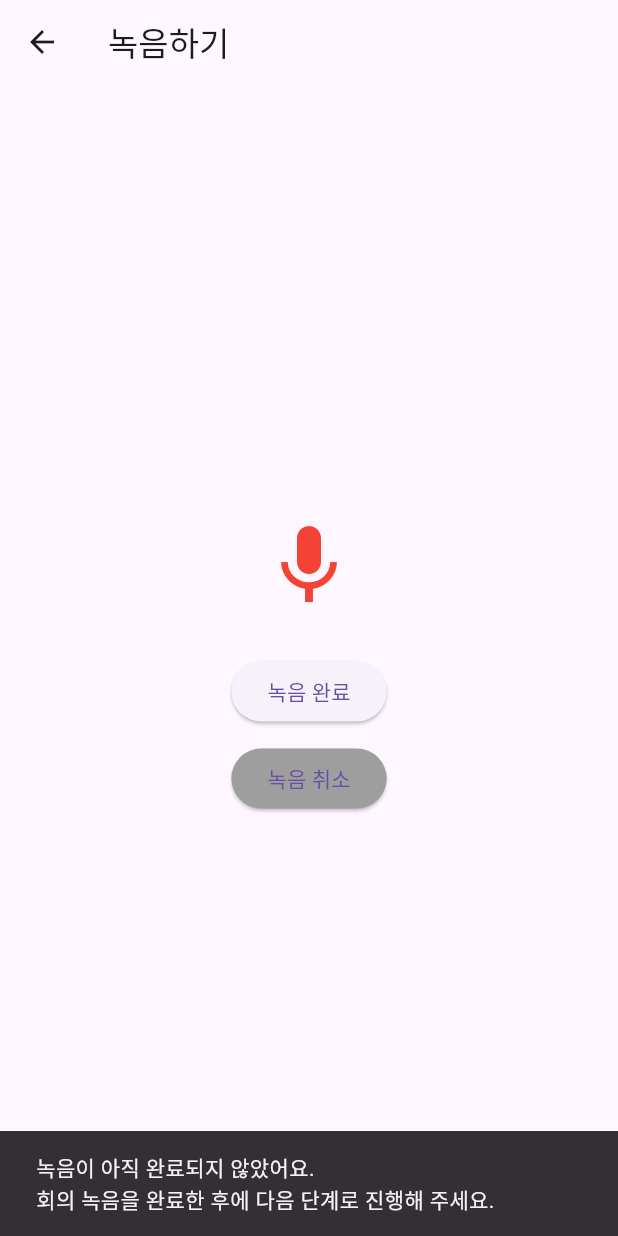
After one commit to highfiveAI/flowy_flutter, a Flutter app: the RecordingScreen screen opened directly, after a tap on the "mic" icon, after a tap on "녹음 완료", on a phone screen of 412 x 824 dp. The commit adds this screen. Run offline on Flutter 3.47's test engine with Material 3 defaults, Android fonts, the phone set to English and light mode, and no system bars; our stand-ins replace permission_handler; missing offline and left inert: file_selector, flutter_sound; statements that could not run were skipped.

Commit message:
DESGIN: 빈값일경우 경고창 생성

```diff
--- /dev/null
+++ b/lib/screens/recording_screen.dart
@@ -0,0 +1,168 @@
+import 'package:file_selector/file_selector.dart';
+import 'package:flutter/material.dart';
+import 'package:flutter_sound/flutter_sound.dart';
+import 'package:path_provider/path_provider.dart';
+import 'dart:io';
+import 'dart:async';
+import 'package:permission_handler/permission_handler.dart';
+
+class RecordingScreen extends StatefulWidget {
+  @override
+  _RecordingScreenState createState() => _RecordingScreenState();
+}
+
+class _RecordingScreenState extends State<RecordingScreen> {
+  FlutterSoundRecorder? _recorder;
+  bool _isRecording = false;
+  bool _isPaused = false;
+  int _recordButtonCount = 0;
+  String? _filePath;
+  StreamSubscription? _recorderSubscription;
+
+  @override
+  void initState() {
+    super.initState();
+    _initRecorder();
+  }
+
+  Future<void> _initRecorder() async {
+    // 마이크 권한 요청
+    var status = await Permission.microphone.request();
+    if (!status.isGranted) {
+      // 권한이 없으면 안내 후 리턴
+      ScaffoldMessenger.of(context).showSnackBar(
+        SnackBar(content: Text('마이크 권한이 필요합니다.')),
+      );
+      return;
+    }
+    _recorder = FlutterSoundRecorder();
+    await _recorder!.openRecorder();
+    await _recorder!.setSubscriptionDuration(const Duration(milliseconds: 500));
+  }
+
+  Future<String> _getTempFilePath() async {
+    final dir = await getTemporaryDirectory();
+    return '${dir.path}/temp_record.wav';
+  }
+
+  Future<void> _startOrResumeRecording() async {
+    if (_filePath == null) {
+      _filePath = await _getTempFilePath();
+    }
+    if (_isPaused) {
+      await _recorder!.resumeRecorder();
+    } else {
+      await _recorder!.startRecorder(
+        toFile: _filePath,
+        codec: Codec.pcm16WAV,
+      );
+    }
+    setState(() {
+      _isRecording = true;
+      _isPaused = false;
+    });
+  }
+
+  Future<void> _pauseRecording() async {
+    await _recorder!.pauseRecorder();
+    setState(() {
+      _isPaused = true;
+      _isRecording = false;
+    });
+  }
+
+  Future<void> _stopRecording() async {
+    await _recorder!.stopRecorder();
+    setState(() {
+      _isRecording = false;
+      _isPaused = false;
+    });
+  }
+
+  void _onRecordButtonPressed() async {
+    _recordButtonCount++;
+    if (_recordButtonCount % 2 == 1) {
+      // 홀수: 녹음 시작/재개
+      await _startOrResumeRecording();
+    } else {
+      // 짝수: 일시정지
+      await _pauseRecording();
+    }
+  }
+
+  void _onCompleteButtonPressed() async {
+    if (_isRecording || _isPaused) {
+      await _stopRecording();
+    }
+    // 파일은 _filePath에 임시 저장됨
+    bool exists = false;
+    if (_filePath != null) {
+      final file = File(_filePath!);
+      exists = await file.exists();
+    }
+    if (!exists) {
+      ScaffoldMessenger.of(context).showSnackBar(
+        SnackBar(content: Text('녹음이 아직 완료되지 않았어요.\n회의 녹음을 완료한 후에 다음 단계로 진행해 주세요.')),
+      );
+      return;
+    }
+    // XFile로 변환 후 경로 출력
+    final xfile = XFile(_filePath!);
+    print('XFile 경로: \\${xfile.path}');
+    print('녹음 파일 경로: \\$_filePath');
+    print('파일 존재 여부: \\$exists');
+    ScaffoldMessenger.of(context).showSnackBar(
+      SnackBar(content: Text('녹음이 완료되어 임시 저장되었습니다.')),
+    );
+    // 분석 중입니다 페이지로 이동
+    // Navigator.push(
+    //   context,
+    //   MaterialPageRoute(builder: (context) => AnalyzingScreen()),
+    // );
+    Navigator.pop(context, xfile);
+    // TODO: 분석 완료 후 결과 페이지로 이동
+  }
+
+  void _onCancelButtonPressed() async {
+    await _stopRecording();
+    Navigator.pop(context);
+  }
+
+  @override
+  void dispose() {
+    _stopRecording();
+    _recorder?.closeRecorder();
+    _recorder = null;
+    _recorderSubscription?.cancel();
+    super.dispose();
+  }
+
+  @override
+  Widget build(BuildContext context) {
+    return Scaffold(
+      appBar: AppBar(title: Text('녹음하기')),
+      body: Center(
+        child: Column(
+          mainAxisAlignment: MainAxisAlignment.center,
+          children: [
+            IconButton(
+              icon: Icon(_isRecording ? Icons.pause_circle_filled : Icons.mic, size: 64, color: Colors.red),
+              onPressed: _onRecordButtonPressed,
+            ),
+            SizedBox(height: 20),
+            ElevatedButton(
+              onPressed: _onCompleteButtonPressed,
+              child: Text('녹음 완료'),
+            ),
+            SizedBox(height: 10),
+            ElevatedButton(
+              onPressed: _onCancelButtonPressed,
+              child: Text('녹음 취소'),
+              style: ElevatedButton.styleFrom(backgroundColor: Colors.grey),
+            ),
+          ],
+        ),
+      ),
+    );
+  }
+}
--- a/pubspec.yaml
+++ b/pubspec.yaml
@@ -34,6 +34,10 @@ dependencies:
   file_selector: ^0.9.3
   intl: ^0.18.0
   http: ^1.4.0
+  flutter_sound: ^9.28.0
+  path_provider: ^2.1.5
+  permission_handler: ^11.3.1
+
 
 
   # The following adds the Cupertino Icons font to your application.
```
Also changed, not shown: lib/screens/insert_info.dart (+116 -25 lines), lib/screens/upload_info.dart (+20 -19 lines), pubspec.lock, 3 other files.
